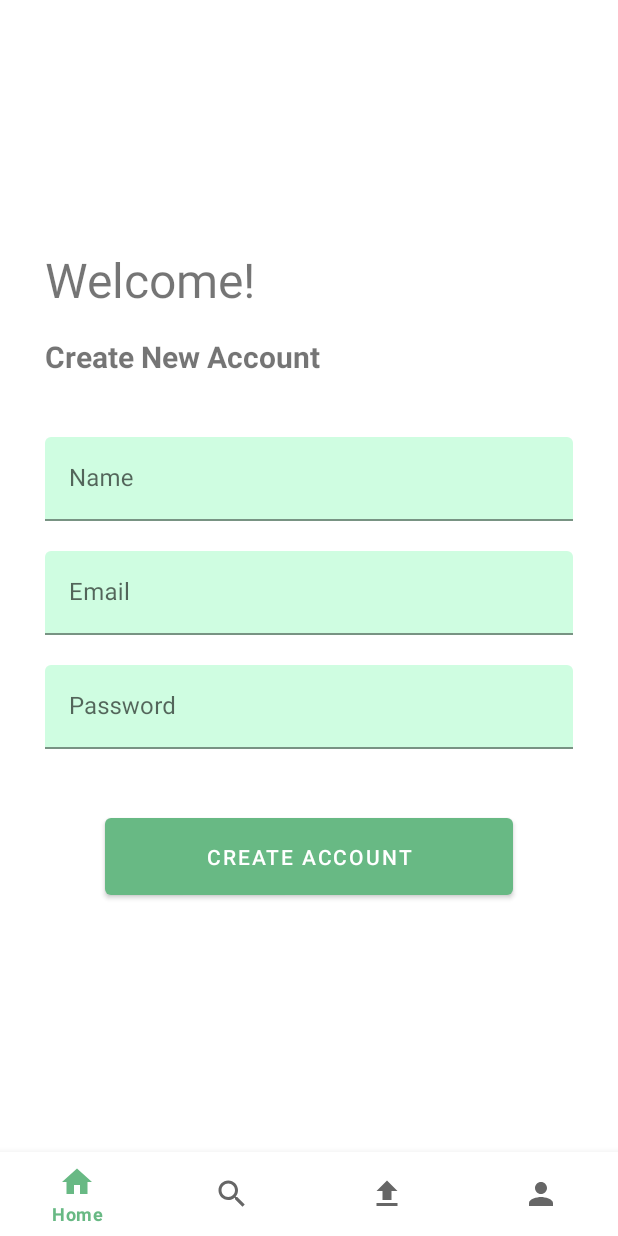
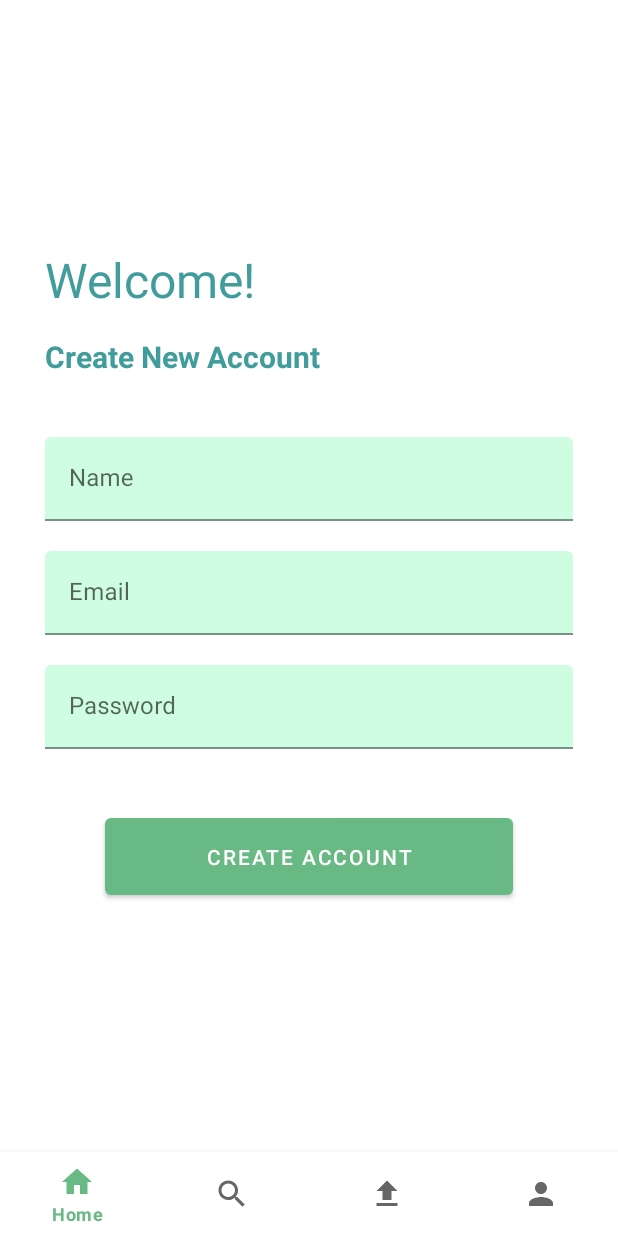
Before and after one commit to shradhayy/GSC2023, an Android app: the SignUpFragment screen opened through its navigation route, on a phone screen of 412 x 824 dp. Run offline under Robolectric (Android 15) with nearby library versions, the phone set to English and light mode, and no system bars.

Commit message:
update: text colors

```diff
--- a/app/src/main/res/layout/fragment_login.xml
+++ b/app/src/main/res/layout/fragment_login.xml
@@ -14,6 +14,7 @@
         android:layout_width="wrap_content"
         android:layout_height="wrap_content"
         android:text="@string/login_now"
+        android:textColor="@color/colorGreenDark"
         android:textSize="32sp" />
 
     <com.google.android.material.textfield.TextInputLayout
@@ -57,6 +58,7 @@
         android:layout_gravity="end"
         android:layout_marginTop="20dp"
         android:text="@string/forget_password"
+        android:textColor="@color/colorBlue"
         android:textSize="14sp" />
 
     <com.google.android.material.button.MaterialButton
--- a/app/src/main/res/layout/fragment_sign_up.xml
+++ b/app/src/main/res/layout/fragment_sign_up.xml
@@ -14,6 +14,7 @@
         android:layout_width="wrap_content"
         android:layout_height="wrap_content"
         android:text="@string/welcome"
+        android:textColor="@color/colorGreenDark"
         android:textSize="32sp" />
 
     <TextView
@@ -21,6 +22,7 @@
         android:layout_height="wrap_content"
         android:layout_marginTop="16dp"
         android:text="@string/create_new_account"
+        android:textColor="@color/colorGreenDark"
         android:textSize="20sp"
         android:textStyle="bold" />
 
```
